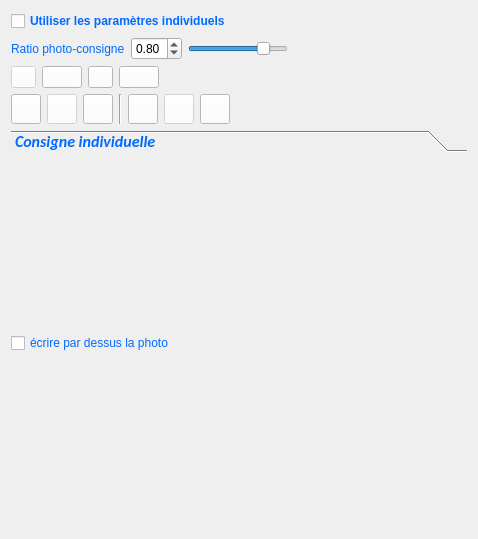
The window that PhotosConsigne/ui/IndividualConsign.ui (FlorianLance/PhotosConsigne) describes before a commit, drawn with Qt 5.
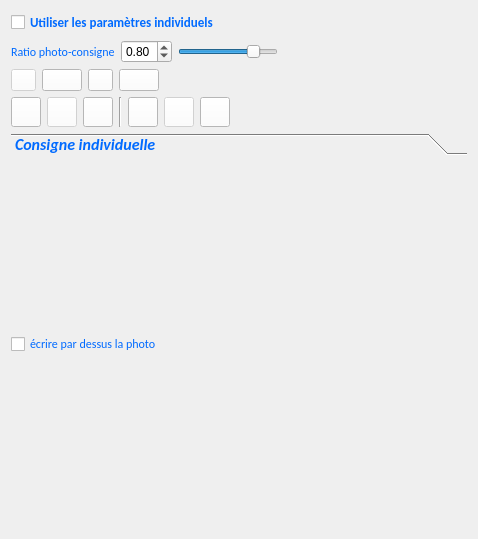
The same window after the commit. Icons and pictures are not drawn.

```diff
--- a/PhotosConsigne/ui/IndividualConsign.ui
+++ b/PhotosConsigne/ui/IndividualConsign.ui
@@ -28,12 +28,13 @@
         <string>Utiliser les paramètres définis ci-dessous pour cet ensemble</string>
        </property>
        <property name="styleSheet">
-        <string notr="true">QWidget::enabled {
-  font-weight: bold;
+        <string notr="true">QWidget {
+  
 	color : rgb(0,106,255);
+    font:  bold 10pt Calibri;
+
 
  }
-
 </string>
        </property>
        <property name="text">
@@ -64,12 +65,13 @@
         <string/>
        </property>
        <property name="styleSheet">
-        <string notr="true">QWidget::enabled {
+        <string notr="true">QWidget {
   
 	color : rgb(0,106,255);
+    font:  9pt Calibri;
+
 
  }
-
 </string>
        </property>
        <property name="text">
@@ -789,8 +791,8 @@
        <rect>
         <x>0</x>
         <y>0</y>
-        <width>460</width>
-        <height>360</height>
+        <width>456</width>
+        <height>343</height>
        </rect>
       </property>
       <attribute name="label">
@@ -815,13 +817,13 @@
           <string>Ecrire la consigne par dessus la photo pour cet ensemble</string>
          </property>
          <property name="styleSheet">
-          <string notr="true">QWidget::enabled {
+          <string notr="true">QWidget {
   
 	color : rgb(0,106,255);
+    font:  9pt Calibri;
+
 
  }
-
-
 </string>
          </property>
          <property name="text">
```
